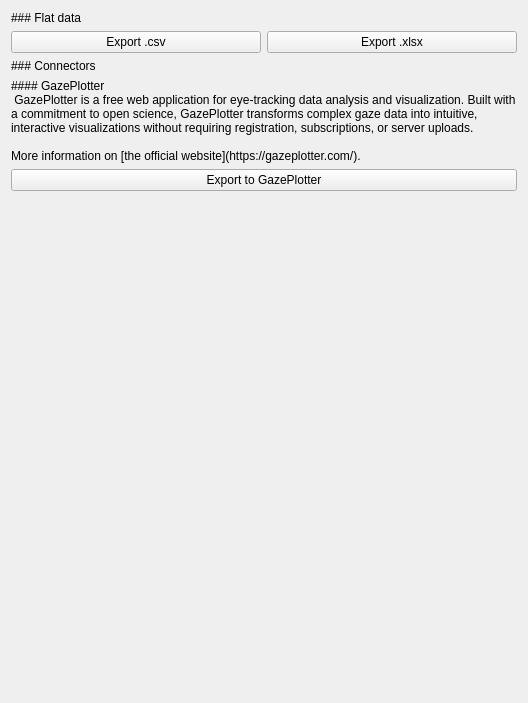
First picture: the form in src/tacty/ui/forms/export.ui, repository TactileLibrary/tacty, before the edit.
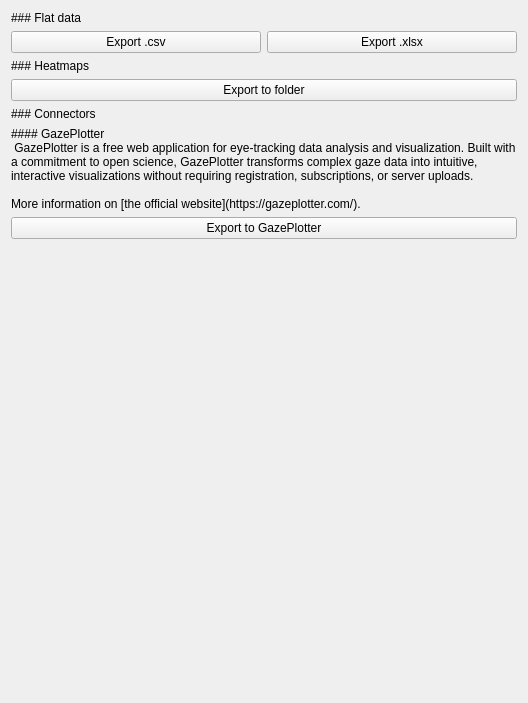
Second picture: the form after the edit.

Patch:
```diff
--- a/src/tacty/ui/forms/export.ui
+++ b/src/tacty/ui/forms/export.ui
@@ -48,6 +48,23 @@
      </item>
     </layout>
    </item>
+   <item>
+    <widget class="QLabel" name="heatmapsLabel">
+     <property name="text">
+      <string>### Heatmaps</string>
+     </property>
+     <property name="textFormat">
+      <enum>Qt::TextFormat::MarkdownText</enum>
+     </property>
+    </widget>
+   </item>
+   <item>
+    <widget class="QPushButton" name="heatmaps">
+     <property name="text">
+      <string>Export to folder</string>
+     </property>
+    </widget>
+   </item>
    <item>
     <widget class="QLabel" name="connectorsLabel">
      <property name="text">
```
